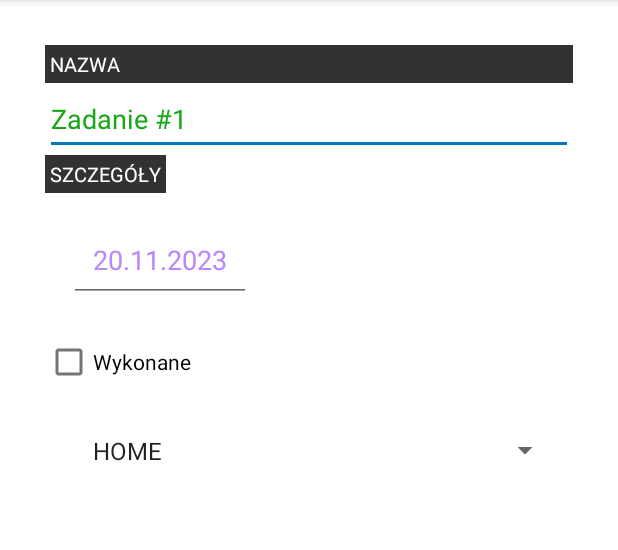
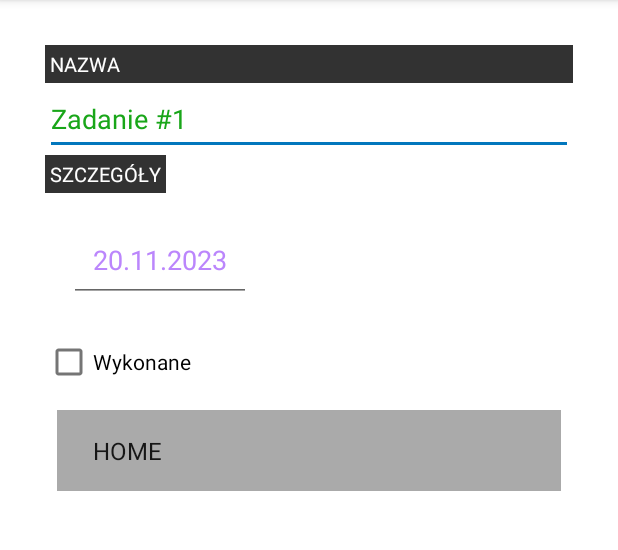
Before and after one commit to JanuaryDecember/ex5, an Android app: the screen it shows after launch (MainActivity), after a tap on an icon or button, on a phone screen of 412 x 824 dp, the part 84-634 px from its top. Run offline under Robolectric (Android 15) with nearby library versions, the phone set to English and light mode, and no system bars.

Commit message:
Small fixes

```diff
--- a/app/src/main/res/layout/fragment_task.xml
+++ b/app/src/main/res/layout/fragment_task.xml
@@ -51,5 +51,6 @@
         android:layout_height="wrap_content"
         android:layout_marginTop="16dp"
         android:padding="16dp"
-        android:layout_margin="8dp" />
+        android:layout_margin="8dp"
+        style="@style/SecondStyle"/>
 </LinearLayout>
--- a/app/src/main/res/values/themes.xml
+++ b/app/src/main/res/values/themes.xml
@@ -21,4 +21,10 @@
         <item name="android:textSize">@dimen/text_field_size</item>
         <item name="android:padding">@dimen/task_item_padding</item>
     </style>
+
+    <style name="SecondStyle">
+        <item name="android:background">@android:color/darker_gray</item>
+        <item name="android:fontFamily">sans-serif-condensed-medium</item>
+        <item name="android:textColor">@color/dark_red</item>
+    </style>
 </resources>
--- a/build.gradle.kts
+++ b/build.gradle.kts
@@ -1,4 +1,4 @@
 // Top-level build file where you can add configuration options common to all sub-projects/modules.
 plugins {
-    id("com.android.application") version "8.1.2" apply false
+    id("com.android.application") version "8.1.4" apply false
 }
```
